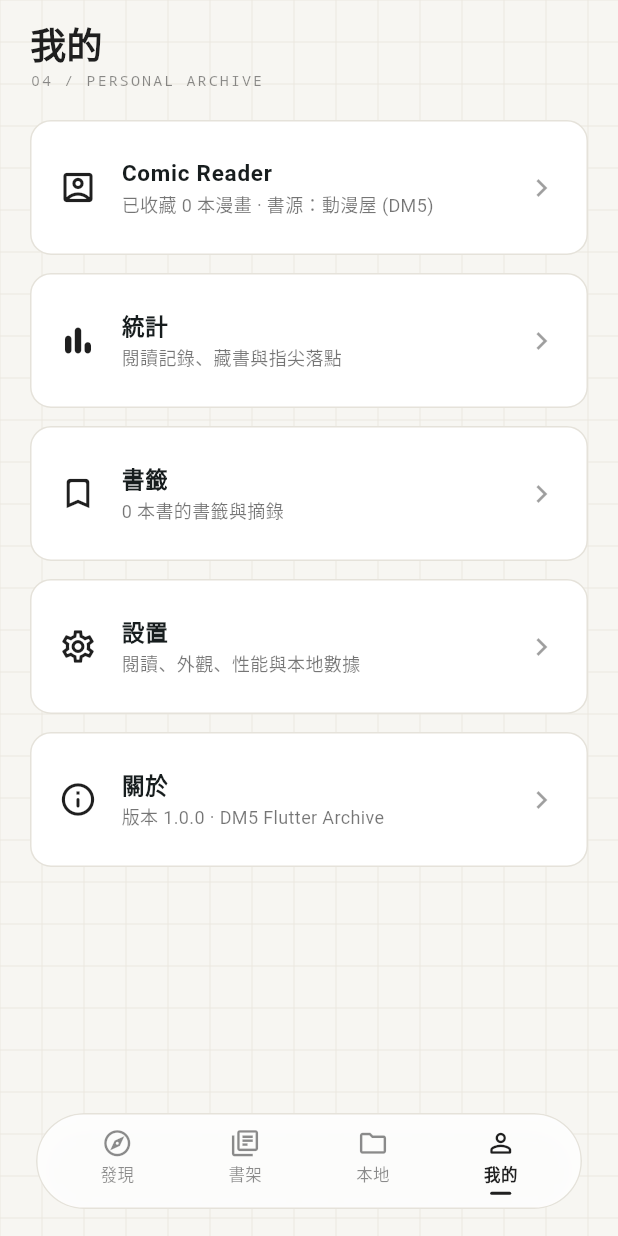
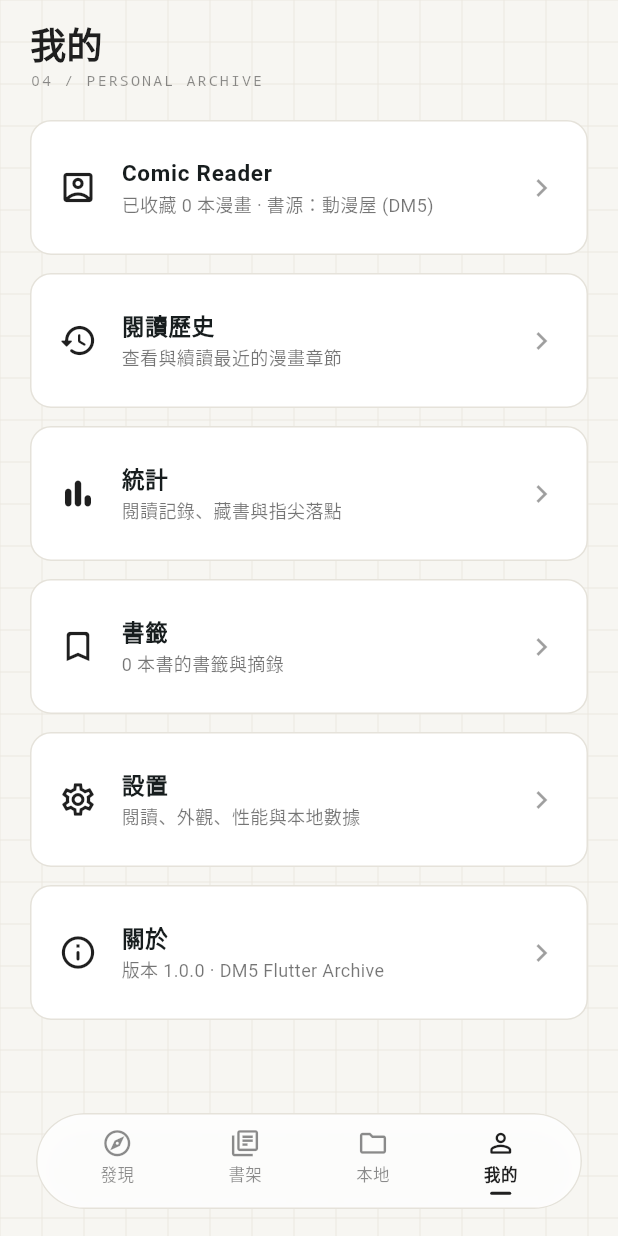
Before and after one commit to ytchannel12346/DM5_Flutter, a Flutter app: the screen it shows after launch, item 4 of the bottom bar chosen, on a phone screen of 412 x 824 dp. Run offline on Flutter 3.47's test engine with Material 3 defaults, Android fonts, the phone set to English and light mode, and no system bars; our stand-ins replace cached_network_image, dio, file_picker, shared_preferences; network calls fail.

Commit message:
Update main.dart

```diff
--- a/lib/main.dart
+++ b/lib/main.dart
@@ -7,6 +7,7 @@ import 'package:shared_preferences/shared_preferences.dart';
 import 'models/comic.dart';
 import 'pages/detail_page.dart';
 import 'pages/settings_pages.dart';
+import 'services/app_l10n.dart';
 import 'services/app_settings.dart';
 import 'sources/comic_source.dart';
 
@@ -289,13 +290,21 @@ class _ArchiveHomeShellState extends State<ArchiveHomeShell> {
 
   @override
   Widget build(BuildContext context) {
+    return ListenableBuilder(
+      listenable: AppSettings.instance,
+      builder: (context, _) {
+        final s = AppSettings.instance;
+        final safeIndex = s.readerOnlyMode
+            ? (_tabIndex < 2 ? 2 : _tabIndex)
+            : _tabIndex.clamp(0, 3);
+
         return Scaffold(
           extendBody: true,
           body: PaperGridBackground(
             child: SafeArea(
               bottom: false,
               child: IndexedStack(
-            index: _tabIndex,
+                index: safeIndex,
                 children: [
                   _buildDiscoverTab(),
                   _buildBookshelfTab(),
@@ -305,12 +314,14 @@ class _ArchiveHomeShellState extends State<ArchiveHomeShell> {
               ),
             ),
           ),
-      bottomNavigationBar: _buildFloatingCapsuleNav(),
+          bottomNavigationBar: _buildFloatingCapsuleNav(safeIndex),
+        );
+      },
     );
   }
 
   /// 底部懸浮毛玻璃膠囊導覽列（平板自動置中限寬）
-  Widget _buildFloatingCapsuleNav() {
+  Widget _buildFloatingCapsuleNav(int activeTab) {
     final settings = AppSettings.instance;
     return Padding(
       padding: const EdgeInsets.fromLTRB(24, 0, 24, 18),
@@ -343,10 +354,12 @@ class _ArchiveHomeShellState extends State<ArchiveHomeShell> {
                 child: Row(
                   mainAxisAlignment: MainAxisAlignment.spaceEvenly,
                   children: [
-                    _navItem(Icons.explore_outlined, '發現', 0),
-                    _navItem(Icons.library_books_outlined, '書架', 1),
-                    _navItem(Icons.folder_outlined, '本地', 2),
-                    _navItem(Icons.person_outline_rounded, '我的', 3),
+                    if (!settings.readerOnlyMode && !settings.offlineMode)
+                      _navItem(Icons.explore_outlined, AppL10n.t('discover'), 0, activeTab),
+                    if (!settings.readerOnlyMode)
+                      _navItem(Icons.library_books_outlined, AppL10n.t('bookshelf'), 1, activeTab),
+                    _navItem(Icons.folder_outlined, AppL10n.t('local'), 2, activeTab),
+                    _navItem(Icons.person_outline_rounded, AppL10n.t('mine'), 3, activeTab),
                   ],
                 ),
               ),
@@ -357,8 +370,8 @@ class _ArchiveHomeShellState extends State<ArchiveHomeShell> {
     );
   }
 
-  Widget _navItem(IconData icon, String label, int index) {
-    final selected = _tabIndex == index;
+  Widget _navItem(IconData icon, String label, int index, int activeTab) {
+    final selected = activeTab == index;
     return GestureDetector(
       behavior: HitTestBehavior.opaque,
       onTap: () => setState(() => _tabIndex = index),
@@ -451,7 +464,7 @@ class _ArchiveHomeShellState extends State<ArchiveHomeShell> {
             ],
           ),
           const SizedBox(height: 20),
-          _sectionHeader('COLLECTION / REGION', '發現'),
+          _sectionHeader('COLLECTION / REGION', AppL10n.t('discover')),
           const SizedBox(height: 12),
           _filterBar(
             '最近更新',
@@ -513,18 +526,18 @@ class _ArchiveHomeShellState extends State<ArchiveHomeShell> {
       children: [
         Row(
           children: [
-            const Column(
+            Column(
               crossAxisAlignment: CrossAxisAlignment.start,
               children: [
                 Text(
-                  '書架',
-                  style: TextStyle(
+                  AppL10n.t('bookshelf'),
+                  style: const TextStyle(
                     fontSize: 24,
                     fontWeight: FontWeight.w800,
                     color: Color(0xFF1F1F1F),
                   ),
                 ),
-                Text(
+                const Text(
                   '02 / PERSONAL ARCHIVE',
                   style: TextStyle(
                     fontSize: 10,
@@ -579,9 +592,9 @@ class _ArchiveHomeShellState extends State<ArchiveHomeShell> {
     return ListView(
       padding: const EdgeInsets.fromLTRB(20, 12, 20, 110),
       children: [
-        const Text(
-          '本地',
-          style: TextStyle(
+        Text(
+          AppL10n.t('local'),
+          style: const TextStyle(
             fontSize: 24,
             fontWeight: FontWeight.w800,
             color: Color(0xFF1F1F1F),
@@ -629,9 +642,9 @@ class _ArchiveHomeShellState extends State<ArchiveHomeShell> {
     return ListView(
       padding: const EdgeInsets.fromLTRB(20, 12, 20, 110),
       children: [
-        const Text(
-          '我的',
-          style: TextStyle(
+        Text(
+          AppL10n.t('mine'),
+          style: const TextStyle(
             fontSize: 24,
             fontWeight: FontWeight.w800,
             color: Color(0xFF1F1F1F),
@@ -655,6 +668,15 @@ class _ArchiveHomeShellState extends State<ArchiveHomeShell> {
           onTap: _showSourcePicker,
         ),
         _profileCard(
+          icon: Icons.history_rounded,
+          title: AppL10n.t('history'),
+          subtitle: '查看與續讀最近的漫畫章節',
+          onTap: () => Navigator.push(
+            context,
+            MaterialPageRoute(builder: (_) => const ReadingHistoryPage()),
+          ),
+        ),
+        _profileCard(
           icon: Icons.bar_chart_rounded,
           title: '統計',
           subtitle: '閱讀記錄、藏書與指尖落點',
@@ -674,7 +696,7 @@ class _ArchiveHomeShellState extends State<ArchiveHomeShell> {
         ),
         _profileCard(
           icon: Icons.settings_outlined,
-          title: '設置',
+          title: AppL10n.t('settings'),
           subtitle: '閱讀、外觀、性能與本地數據',
           onTap: () => Navigator.push(
             context,
```
Lines whose indentation alone changed are shown as unchanged.
